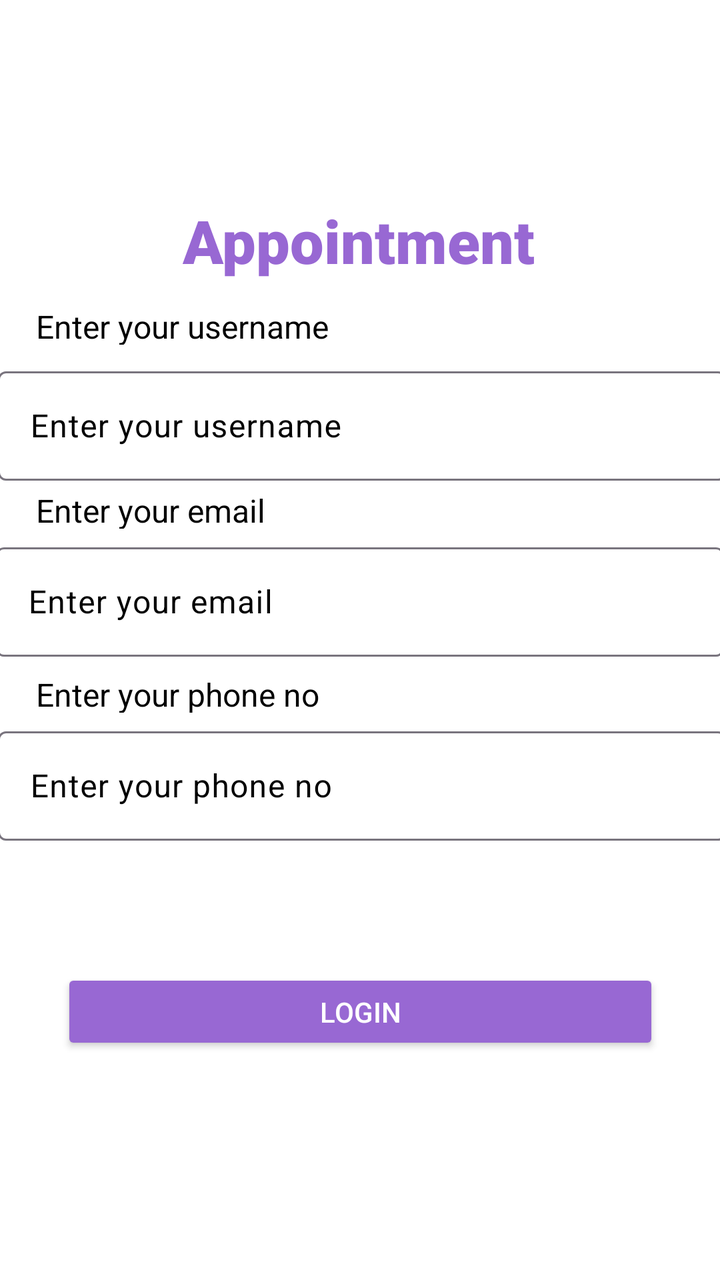
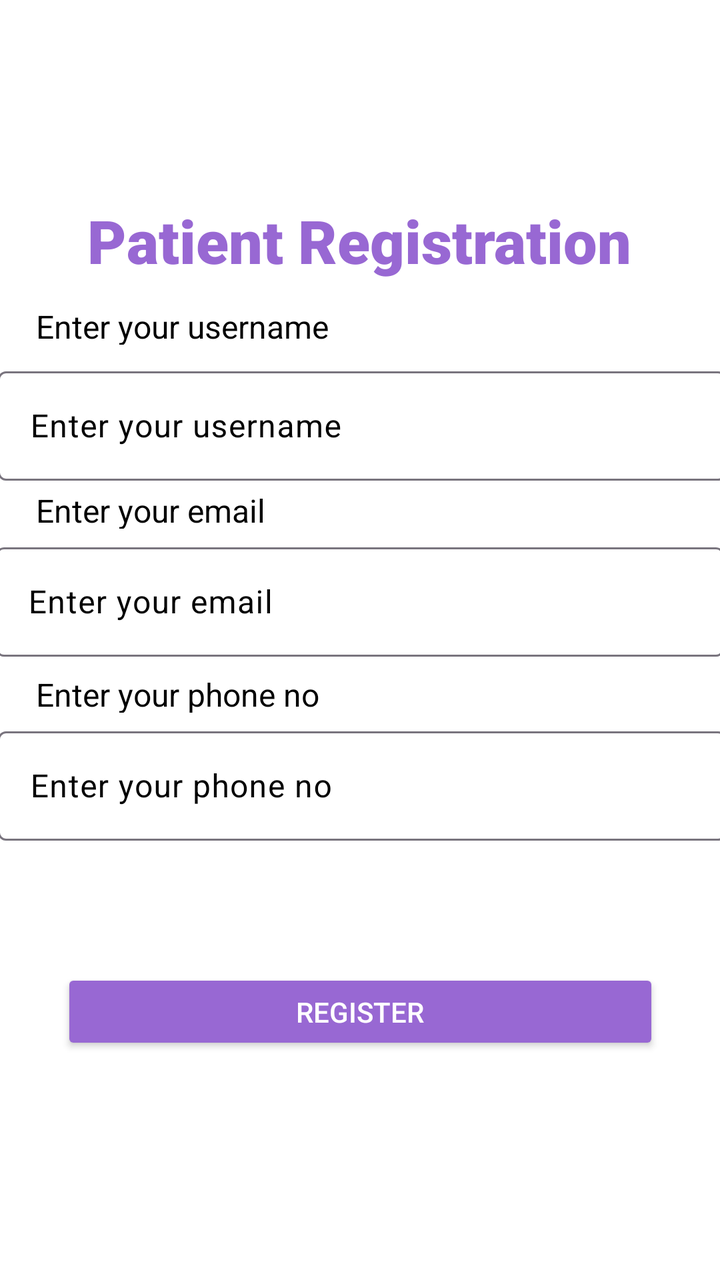

Screens rendered from an Android XML layout before and after an edit, with the pre-edit source and the edit as a unified diff.
<!-- AndroidManifest.xml: application theme Theme.Appointment -->
<!-- res/layout/activity_appointment_reg.xml -->
<?xml version="1.0" encoding="utf-8"?>
<androidx.constraintlayout.widget.ConstraintLayout xmlns:android="http://schemas.android.com/apk/res/android"
    xmlns:app="http://schemas.android.com/apk/res-auto"
    xmlns:tools="http://schemas.android.com/tools"
    android:id="@+id/main"
    android:background="@color/white"
    android:layout_width="match_parent"
    android:layout_height="match_parent"
    tools:context=".Activity.AppointmentReg">

    <TextView
        android:id="@+id/RegistertittleTV"
        android:layout_width="wrap_content"
        android:layout_height="wrap_content"
        android:layout_marginTop="100dp"
        android:fontFamily="sans-serif-black"
        android:text="Appointment"
        android:textColor="@color/purple"
        android:textSize="30.sp"
        android:textStyle="bold"
        app:layout_constraintEnd_toEndOf="parent"
        app:layout_constraintHorizontal_bias="0.497"
        app:layout_constraintStart_toStartOf="parent"
        app:layout_constraintTop_toTopOf="parent" />

    <TextView
        android:id="@+id/usernameregTV"
        android:layout_width="206dp"
        android:layout_height="20dp"
        android:layout_marginTop="12dp"
        android:text="Enter your username"
        android:textColor="@color/black"
        android:textSize="16.sp"
        app:layout_constraintEnd_toEndOf="parent"
        app:layout_constraintHorizontal_bias="0.117"
        app:layout_constraintStart_toStartOf="parent"
        app:layout_constraintTop_toBottomOf="@+id/RegistertittleTV" />

    <com.google.android.material.textfield.TextInputLayout
        android:id="@+id/userrnameregInput"
        android:layout_width="364dp"
        android:layout_height="60dp"
        android:layout_marginHorizontal="20dp"
        android:layout_marginTop="8dp"
        android:hint="Enter your username"
        android:textColorHint="@color/black"
        app:endIconMode="clear_text"
        app:layout_constraintEnd_toEndOf="parent"

        app:layout_constraintHorizontal_bias="0.489"
        app:layout_constraintStart_toStartOf="parent"
        app:layout_constraintTop_toBottomOf="@+id/usernameregTV">

        <com.google.android.material.textfield.TextInputEditText
            android:id="@+id/usernameInputTXT"
            android:textColor="@color/black"
            android:textColorHint="@color/black"
            android:layout_width="match_parent"
            android:layout_height="match_parent"
            android:inputType="textPersonName" />
    </com.google.android.material.textfield.TextInputLayout>

    <TextView
        android:id="@+id/emailregTV"
        android:layout_width="206dp"
        android:layout_height="20dp"
        android:layout_marginTop="4dp"
        android:text="Enter your email"
        android:textColor="@color/black"
        android:textSize="16.sp"
        app:layout_constraintEnd_toEndOf="parent"
        app:layout_constraintHorizontal_bias="0.117"
        app:layout_constraintStart_toStartOf="parent"
        app:layout_constraintTop_toBottomOf="@+id/userrnameregInput" />

    <com.google.android.material.textfield.TextInputLayout
        android:id="@+id/emailregInput"
        android:layout_width="364dp"
        android:layout_height="60dp"
        android:layout_marginHorizontal="20dp"
        android:layout_marginTop="4dp"
        android:hint="Enter your email"
        android:textColorHint="@color/black"
        app:endIconMode="clear_text"
        app:layout_constraintEnd_toEndOf="parent"

        app:layout_constraintHorizontal_bias="0.51"
        app:layout_constraintStart_toStartOf="parent"
        app:layout_constraintTop_toBottomOf="@+id/emailregTV">

        <com.google.android.material.textfield.TextInputEditText
            android:id="@+id/emailregTXT"
            android:textColor="@color/black"
            android:textColorHint="@color/black"
            android:layout_width="match_parent"
            android:layout_height="match_parent"
            android:inputType="text" />

    </com.google.android.material.textfield.TextInputLayout>


    <TextView
        android:id="@+id/paswordregTV"
        android:layout_width="206dp"
        android:layout_height="20dp"
        android:layout_marginTop="8dp"
        android:text="Enter your phone no"
        android:textColor="@color/black"
        android:textSize="16.sp"
        app:layout_constraintEnd_toEndOf="parent"
        app:layout_constraintHorizontal_bias="0.117"
        app:layout_constraintStart_toStartOf="parent"
        app:layout_constraintTop_toBottomOf="@+id/emailregInput" />

    <com.google.android.material.textfield.TextInputLayout
        android:id="@+id/passwordRegInput"
        android:layout_width="364dp"
        android:layout_height="60dp"
        android:layout_marginHorizontal="20dp"
        android:layout_marginTop="4dp"
        android:hint="Enter your phone no"
        android:textColorHint="@color/black"
        app:endIconMode="clear_text"
        app:layout_constraintEnd_toEndOf="parent"
        app:layout_constraintHorizontal_bias="0.489"
        app:layout_constraintStart_toStartOf="parent"
        app:layout_constraintTop_toBottomOf="@+id/paswordregTV">

        <com.google.android.material.textfield.TextInputEditText
            android:id="@+id/NumberTXT"
            android:textColor="@color/black"
            android:textColorHint="@color/black"
            android:layout_width="match_parent"
            android:layout_height="match_parent"
            android:inputType="text" />
    </com.google.android.material.textfield.TextInputLayout>


    <Button
        android:id="@+id/loginBTN"
        android:layout_width="299dp"
        android:layout_height="43dp"
        android:layout_marginTop="64dp"
        android:backgroundTint="@color/purple"
        android:text="Login"
        android:textColor="@color/white"
        app:cornerRadius="5.dp"
        app:layout_constraintEnd_toEndOf="@+id/passwordRegInput"
        app:layout_constraintHorizontal_bias="0.492"
        app:layout_constraintStart_toStartOf="@+id/passwordRegInput"
        app:layout_constraintTop_toBottomOf="@+id/passwordRegInput" />


</androidx.constraintlayout.widget.ConstraintLayout>
<!-- resources referenced by this layout -->
<resources>
  <color name="black">#FF000000</color>
  <color name="purple">#9868d3</color>
  <color name="white">#FFFFFFFF</color>
  <style name="Theme.Appointment" parent="Base.Theme.Appointment" />
  <style name="Base.Theme.Appointment" parent="Theme.Material3.DayNight.NoActionBar">
          
          
      </style>
</resources>

<!-- the commit's change to res/layout/activity_appointment_reg.xml (unified diff, before → after) -->
@@ -2,19 +2,19 @@
 <androidx.constraintlayout.widget.ConstraintLayout xmlns:android="http://schemas.android.com/apk/res/android"
     xmlns:app="http://schemas.android.com/apk/res-auto"
     xmlns:tools="http://schemas.android.com/tools"
-    android:id="@+id/main"
+    android:id="@+id/patient_main"
     android:background="@color/white"
     android:layout_width="match_parent"
     android:layout_height="match_parent"
     tools:context=".Activity.AppointmentReg">
 
     <TextView
-        android:id="@+id/RegistertittleTV"
+        android:id="@+id/patientTitleTV"
         android:layout_width="wrap_content"
         android:layout_height="wrap_content"
         android:layout_marginTop="100dp"
         android:fontFamily="sans-serif-black"
-        android:text="Appointment"
+        android:text="Patient Registration"
         android:textColor="@color/purple"
         android:textSize="30.sp"
         android:textStyle="bold"
@@ -24,7 +24,7 @@
         app:layout_constraintTop_toTopOf="parent" />
 
     <TextView
-        android:id="@+id/usernameregTV"
+        android:id="@+id/patientNameLabelTV"
         android:layout_width="206dp"
         android:layout_height="20dp"
         android:layout_marginTop="12dp"
@@ -34,10 +34,10 @@
         app:layout_constraintEnd_toEndOf="parent"
         app:layout_constraintHorizontal_bias="0.117"
         app:layout_constraintStart_toStartOf="parent"
-        app:layout_constraintTop_toBottomOf="@+id/RegistertittleTV" />
+        app:layout_constraintTop_toBottomOf="@+id/patientTitleTV" />
 
     <com.google.android.material.textfield.TextInputLayout
-        android:id="@+id/userrnameregInput"
+        android:id="@+id/patientNameLayout"
         android:layout_width="364dp"
         android:layout_height="60dp"
         android:layout_marginHorizontal="20dp"
@@ -46,13 +46,12 @@
         android:textColorHint="@color/black"
         app:endIconMode="clear_text"
         app:layout_constraintEnd_toEndOf="parent"
-
         app:layout_constraintHorizontal_bias="0.489"
         app:layout_constraintStart_toStartOf="parent"
-        app:layout_constraintTop_toBottomOf="@+id/usernameregTV">
+        app:layout_constraintTop_toBottomOf="@+id/patientNameLabelTV">
 
         <com.google.android.material.textfield.TextInputEditText
-            android:id="@+id/usernameInputTXT"
+            android:id="@+id/patientNameInputTXT"
             android:textColor="@color/black"
             android:textColorHint="@color/black"
             android:layout_width="match_parent"
@@ -61,7 +60,7 @@
     </com.google.android.material.textfield.TextInputLayout>
 
     <TextView
-        android:id="@+id/emailregTV"
+        android:id="@+id/patientEmailLabelTV"
         android:layout_width="206dp"
         android:layout_height="20dp"
         android:layout_marginTop="4dp"
@@ -71,10 +70,10 @@
         app:layout_constraintEnd_toEndOf="parent"
         app:layout_constraintHorizontal_bias="0.117"
         app:layout_constraintStart_toStartOf="parent"
-        app:layout_constraintTop_toBottomOf="@+id/userrnameregInput" />
+        app:layout_constraintTop_toBottomOf="@+id/patientNameLayout" />
 
     <com.google.android.material.textfield.TextInputLayout
-        android:id="@+id/emailregInput"
+        android:id="@+id/patientEmailLayout"
         android:layout_width="364dp"
         android:layout_height="60dp"
         android:layout_marginHorizontal="20dp"
@@ -83,24 +82,21 @@
         android:textColorHint="@color/black"
         app:endIconMode="clear_text"
         app:layout_constraintEnd_toEndOf="parent"
-
         app:layout_constraintHorizontal_bias="0.51"
         app:layout_constraintStart_toStartOf="parent"
-        app:layout_constraintTop_toBottomOf="@+id/emailregTV">
+        app:layout_constraintTop_toBottomOf="@+id/patientEmailLabelTV">
 
         <com.google.android.material.textfield.TextInputEditText
-            android:id="@+id/emailregTXT"
+            android:id="@+id/patientEmailInputTXT"
             android:textColor="@color/black"
             android:textColorHint="@color/black"
             android:layout_width="match_parent"
             android:layout_height="match_parent"
-            android:inputType="text" />
-
+            android:inputType="textEmailAddress" />
     </com.google.android.material.textfield.TextInputLayout>
 
-
     <TextView
-        android:id="@+id/paswordregTV"
+        android:id="@+id/patientPhoneLabelTV"
         android:layout_width="206dp"
         android:layout_height="20dp"
         android:layout_marginTop="8dp"
@@ -110,10 +106,10 @@
         app:layout_constraintEnd_toEndOf="parent"
         app:layout_constraintHorizontal_bias="0.117"
         app:layout_constraintStart_toStartOf="parent"
-        app:layout_constraintTop_toBottomOf="@+id/emailregInput" />
+        app:layout_constraintTop_toBottomOf="@+id/patientEmailLayout" />
 
     <com.google.android.material.textfield.TextInputLayout
-        android:id="@+id/passwordRegInput"
+        android:id="@+id/patientPhoneLayout"
         android:layout_width="364dp"
         android:layout_height="60dp"
         android:layout_marginHorizontal="20dp"
@@ -124,31 +120,29 @@
         app:layout_constraintEnd_toEndOf="parent"
         app:layout_constraintHorizontal_bias="0.489"
         app:layout_constraintStart_toStartOf="parent"
-        app:layout_constraintTop_toBottomOf="@+id/paswordregTV">
+        app:layout_constraintTop_toBottomOf="@+id/patientPhoneLabelTV">
 
         <com.google.android.material.textfield.TextInputEditText
-            android:id="@+id/NumberTXT"
+            android:id="@+id/patientPhoneInputTXT"
             android:textColor="@color/black"
             android:textColorHint="@color/black"
             android:layout_width="match_parent"
             android:layout_height="match_parent"
-            android:inputType="text" />
+            android:inputType="phone" />
     </com.google.android.material.textfield.TextInputLayout>
 
-
     <Button
-        android:id="@+id/loginBTN"
+        android:id="@+id/patientRegisterBTN"
         android:layout_width="299dp"
         android:layout_height="43dp"
         android:layout_marginTop="64dp"
         android:backgroundTint="@color/purple"
-        android:text="Login"
+        android:text="Register"
         android:textColor="@color/white"
         app:cornerRadius="5.dp"
-        app:layout_constraintEnd_toEndOf="@+id/passwordRegInput"
+        app:layout_constraintEnd_toEndOf="@+id/patientPhoneLayout"
         app:layout_constraintHorizontal_bias="0.492"
-        app:layout_constraintStart_toStartOf="@+id/passwordRegInput"
-        app:layout_constraintTop_toBottomOf="@+id/passwordRegInput" />
-
+        app:layout_constraintStart_toStartOf="@+id/patientPhoneLayout"
+        app:layout_constraintTop_toBottomOf="@+id/patientPhoneLayout" />
 
 </androidx.constraintlayout.widget.ConstraintLayout>
